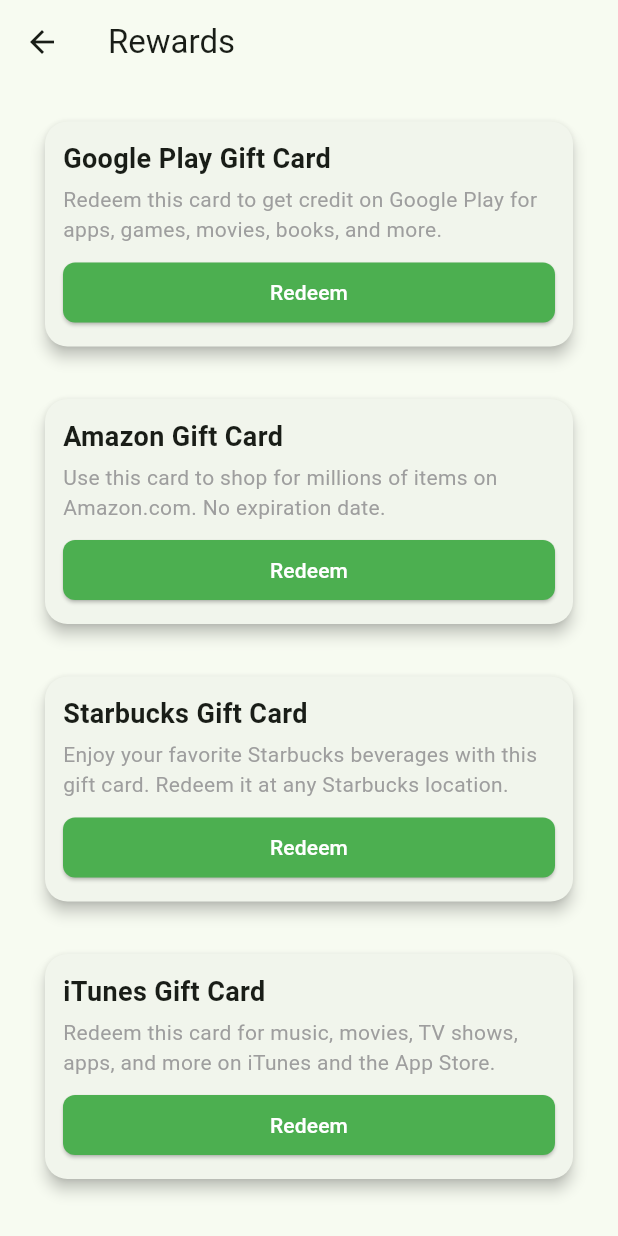
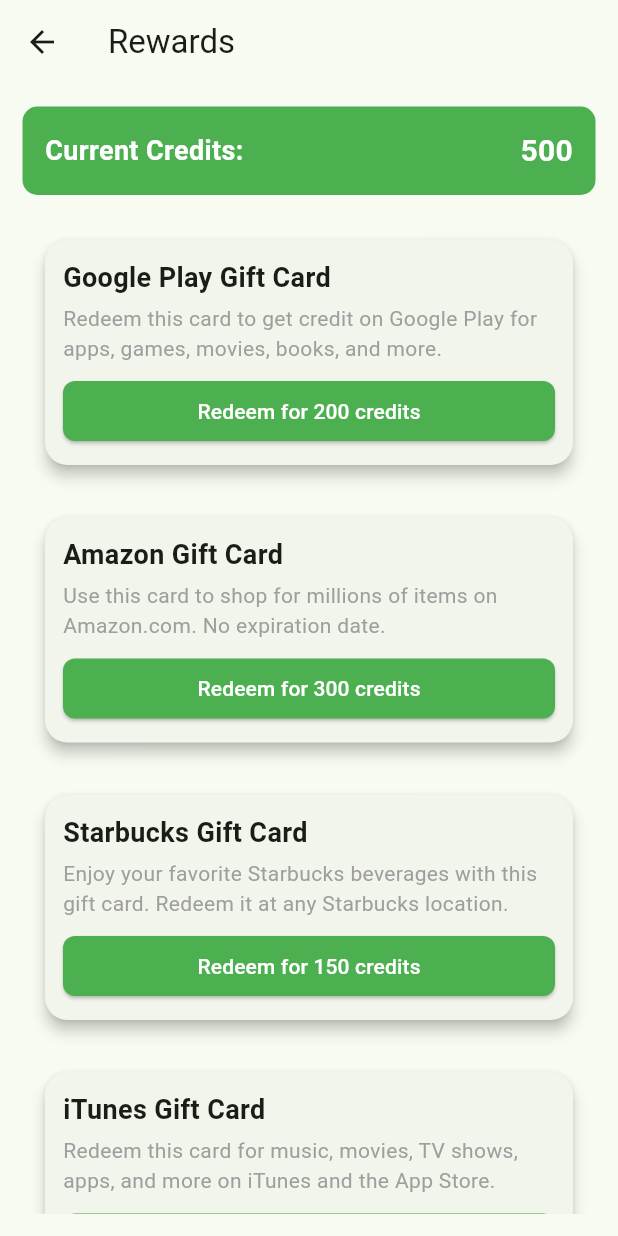
Before and after one commit to jdesai05/RecycleIT, a Flutter app: the RewardsPage screen opened directly, on a phone screen of 412 x 824 dp. Run offline on Flutter 3.47's test engine with Material 3 defaults, Android fonts, the phone set to English and light mode, and no system bars; our stand-ins replace flutter_map, image_picker, latlong2; network calls fail.

Commit message:
jainil update 2

```diff
--- a/lib/screens/HomeScreen.dart
+++ b/lib/screens/HomeScreen.dart
@@ -4,6 +4,7 @@ import 'package:recycleit/widgets/LocationScreen.dart';
 import 'package:recycleit/widgets/SettingsScreen.dart';
 import 'package:recycleit/widgets/UserSideBar.dart';
 import 'package:recycleit/widgets/CameraWidget.dart';
+import 'package:recycleit/widgets/ChatBotWidget.dart';
 import 'Rewards.dart'; // ✅ Import RewardsScreen
 import '../widgets/Navbar.dart'; // Import your custom BottomNavBar widget
 
@@ -21,7 +22,8 @@ class _HomeScreenState extends State<HomeScreen> {
     Home(),
     CameraWidget(),
     LeafletMapScreen(),
-    RewardsPage(), // ✅ Added Rewards Screen to the list
+    RewardsPage(),
+    ChatbotWidget(), // ✅ Added Rewards Screen to the list
   ];
 
   void _onNavBarTapped(int index) {
--- a/lib/screens/Rewards.dart
+++ b/lib/screens/Rewards.dart
@@ -1,8 +1,30 @@
 import 'package:flutter/material.dart';
 import 'package:recycleit/widgets/CouponsCard.dart';
 
-class RewardsPage extends StatelessWidget {
+class RewardsPage extends StatefulWidget {
   const RewardsPage({Key? key}) : super(key: key);
+
+  @override
+  _RewardsPageState createState() => _RewardsPageState();
+}
+
+class _RewardsPageState extends State<RewardsPage> {
+  int userCredits = 500; // Example starting credits
+
+  void redeemCoupon(int price, String title) {
+    if (userCredits >= price) {
+      setState(() {
+        userCredits -= price;
+      });
+      ScaffoldMessenger.of(context).showSnackBar(
+        SnackBar(content: Text('$title redeemed for $price credits!')),
+      );
+    } else {
+      ScaffoldMessenger.of(context).showSnackBar(
+        const SnackBar(content: Text('Not enough credits!')),
+      );
+    }
+  }
 
   @override
   Widget build(BuildContext context) {
@@ -12,40 +34,84 @@ class RewardsPage extends StatelessWidget {
       ),
       body: Padding(
         padding: const EdgeInsets.all(15.0),
+        child: Column(
+          crossAxisAlignment: CrossAxisAlignment.start,
+          children: [
+            // Current Credits Display
+            Container(
+              padding: const EdgeInsets.all(15),
+              decoration: BoxDecoration(
+                color:  Colors.green,
+                borderRadius: BorderRadius.circular(10),
+              ),
+              child: Row(
+                mainAxisAlignment: MainAxisAlignment.spaceBetween,
+                children: [
+                  const Text(
+                    'Current Credits:',
+                    style: TextStyle(
+                      fontSize: 18,
+                      fontWeight: FontWeight.bold,
+                      color: Colors.white,
+                    ),
+                  ),
+                  Text(
+                    '$userCredits', // Display user credits dynamically
+                    style: const TextStyle(
+                      fontSize: 20,
+                      fontWeight: FontWeight.bold,
+                      color: Colors.white,
+                    ),
+                  ),
+                ],
+              ),
+            ),
+            const SizedBox(height: 20), // Spacing between credits and coupon list
+
+            // List of Coupons
+            Expanded(
               child: ListView(
                 children: [
-            // Google Play Gift Card Coupon
                   CouponsCard(
                     title: 'Google Play Gift Card',
                     description: 'Redeem this card to get credit on Google Play for apps, games, movies, books, and more.',
+                    price: 200,
+                    onRedeem: () => redeemCoupon(200, 'Google Play Gift Card'),
                   ),
-            const SizedBox(height: 15), // Spacing between cards
+                  const SizedBox(height: 15),
 
-            // Amazon Gift Card Coupon
                   CouponsCard(
                     title: 'Amazon Gift Card',
                     description: 'Use this card to shop for millions of items on Amazon.com. No expiration date.',
+                    price: 300,
+                    onRedeem: () => redeemCoupon(300, 'Amazon Gift Card'),
                   ),
                   const SizedBox(height: 15),
 
-            // Starbucks Gift Card Coupon
                   CouponsCard(
                     title: 'Starbucks Gift Card',
                     description: 'Enjoy your favorite Starbucks beverages with this gift card. Redeem it at any Starbucks location.',
+                    price: 150,
+                    onRedeem: () => redeemCoupon(150, 'Starbucks Gift Card'),
                   ),
                   const SizedBox(height: 15),
 
-            // iTunes Gift Card Coupon
                   CouponsCard(
                     title: 'iTunes Gift Card',
                     description: 'Redeem this card for music, movies, TV shows, apps, and more on iTunes and the App Store.',
+                    price: 250,
+                    onRedeem: () => redeemCoupon(250, 'iTunes Gift Card'),
                   ),
                   const SizedBox(height: 15),
 
-            // Netflix Gift Card Coupon
                   CouponsCard(
                     title: 'Netflix Gift Card',
                     description: 'Use this card to enjoy unlimited movies and TV shows on Netflix.',
+                    price: 350,
+                    onRedeem: () => redeemCoupon(350, 'Netflix Gift Card'),
+                  ),
+                ],
+              ),
             ),
           ],
         ),
--- a/lib/widgets/CouponsCard.dart
+++ b/lib/widgets/CouponsCard.dart
@@ -3,11 +3,15 @@ import 'package:flutter/material.dart';
 class CouponsCard extends StatelessWidget {
   final String title;
   final String description;
+  final int price;
+  final VoidCallback onRedeem; // Callback function for redeeming
 
   const CouponsCard({
     Key? key,
     required this.title,
     required this.description,
+    required this.price,
+    required this.onRedeem,
   }) : super(key: key);
 
   @override
@@ -45,25 +49,20 @@ class CouponsCard extends StatelessWidget {
 
             const SizedBox(height: 8), // Spacing
 
-            // Redeem Button
+            // Redeem Button with Price
             SizedBox(
               width: double.infinity, // Button takes full width
               child: ElevatedButton(
-                onPressed: () {
-                  // Handle redeem action
-                  ScaffoldMessenger.of(context).showSnackBar(
-                    SnackBar(content: Text('Coupon $title redeemed!')),
-                  );
-                },
+                onPressed: onRedeem, // Calls the redeem function
                 style: ElevatedButton.styleFrom(
                   backgroundColor: Colors.green,
                   shape: RoundedRectangleBorder(
                     borderRadius: BorderRadius.circular(8),
                   ),
                 ),
-                child: const Text(
-                  "Redeem",
-                  style: TextStyle(color: Colors.white),
+                child: Text(
+                  "Redeem for $price credits",
+                  style: const TextStyle(color: Colors.white),
                 ),
               ),
             ),
--- a/pubspec.yaml
+++ b/pubspec.yaml
@@ -37,6 +37,7 @@ dependencies:
   image_picker: ^1.0.7
   latlong2: 0.9.1
   flutter_map: 6.2.1
+  webview_flutter: ^4.10.0
 
 dev_dependencies:
   flutter_test:
```
Also changed, not shown: lib/widgets/ChatBotWidget.dart (added, +156 -0 lines), lib/widgets/Navbar.dart (+7 -2 lines), pubspec.lock, 2 other files. Lines whose indentation alone changed are shown as unchanged.
